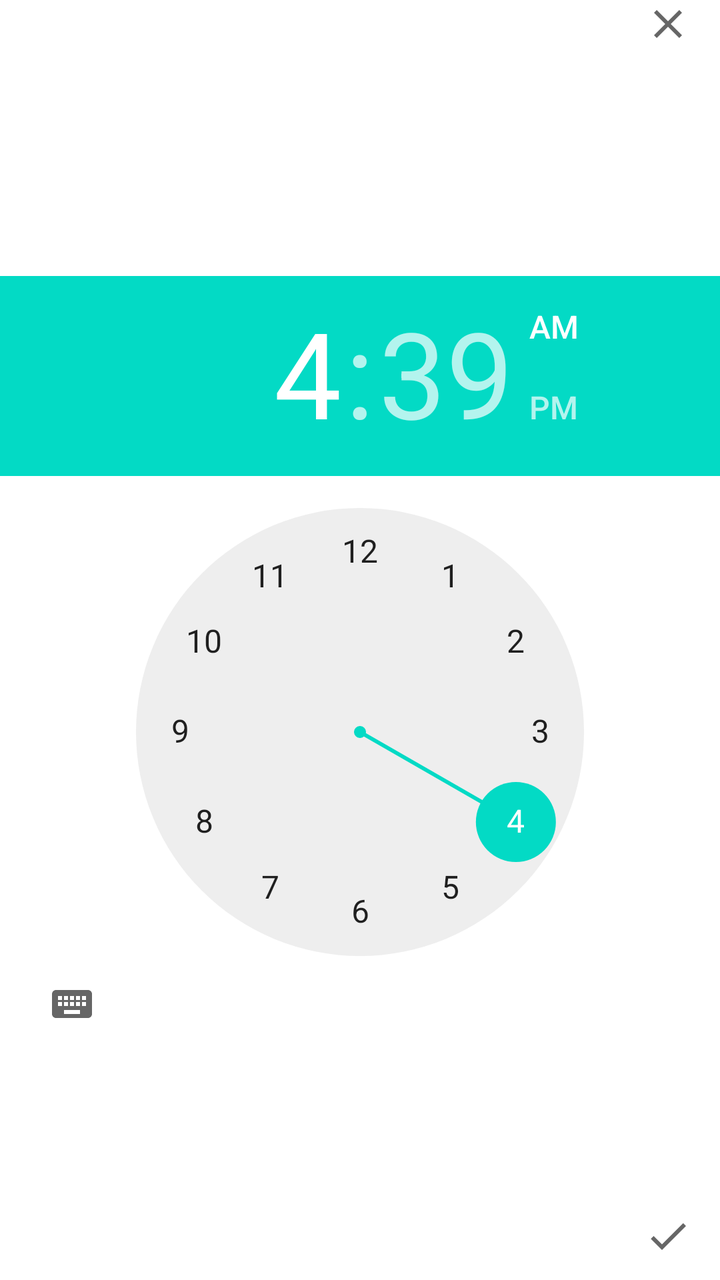
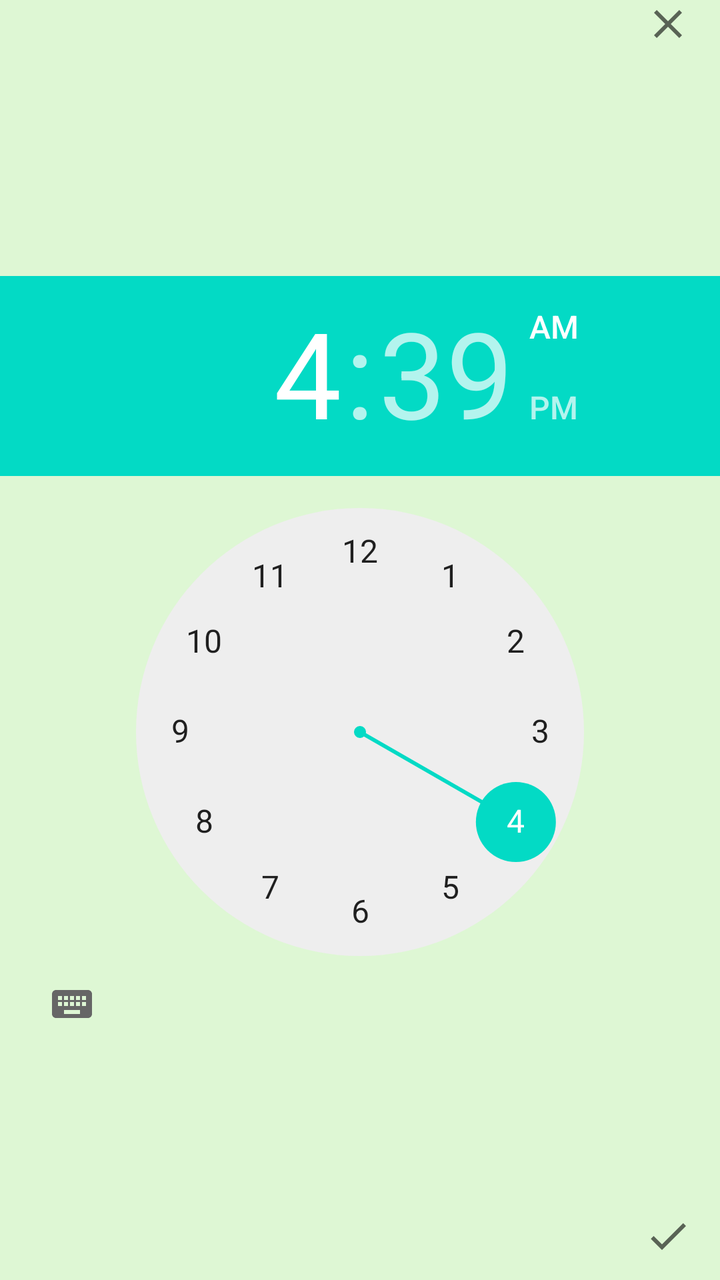

Two renders of the same Android screen: before a commit and after it. Below are the layout's source before the change and the commit's diff.
<!-- AndroidManifest.xml: application theme Theme.Silva -->
<!-- res/layout/activity_pop_up_setrectime.xml -->
<?xml version="1.0" encoding="utf-8"?>
<androidx.constraintlayout.widget.ConstraintLayout xmlns:android="http://schemas.android.com/apk/res/android"
    xmlns:app="http://schemas.android.com/apk/res-auto"
    xmlns:tools="http://schemas.android.com/tools"
    android:layout_width="match_parent"
    android:layout_height="wrap_content"
    android:layout_marginTop="10dp"
    android:background="@color/cardview_light_background"
    tools:context=".Pop_up_setrectimeActivity">


    <TimePicker
        android:id="@+id/time_picker"
        android:layout_width="wrap_content"
        android:layout_height="wrap_content"
        app:layout_constraintTop_toBottomOf="@id/close_popup"
        app:layout_constraintStart_toStartOf="parent"
        app:layout_constraintEnd_toEndOf="parent"
        app:layout_constraintBottom_toBottomOf="parent"/>

    <ImageView
        android:id="@+id/close_popup"
        android:layout_width="wrap_content"
        android:layout_height="wrap_content"
        android:src="@drawable/closeimg"
        app:layout_constraintEnd_toEndOf="parent"
        app:layout_constraintHorizontal_bias="0.958"
        app:layout_constraintStart_toStartOf="parent"
        app:layout_constraintTop_toTopOf="parent" />

    <ImageView
        android:layout_width="wrap_content"
        android:layout_height="wrap_content"
        android:src="@drawable/checkimg"
        app:layout_constraintEnd_toEndOf="@id/close_popup"
        app:layout_constraintBottom_toBottomOf="parent"
        app:layout_constraintStart_toStartOf="@id/close_popup"
        android:layout_marginBottom="10dp" />

</androidx.constraintlayout.widget.ConstraintLayout>
<!-- resources referenced by this layout -->
<resources>
  <!-- drawable checkimg (drawable) -->
  <vector xmlns:android="http://schemas.android.com/apk/res/android"
      android:width="24dp"
      android:height="24dp"
      android:viewportWidth="24"
      android:viewportHeight="24"
      android:tint="?attr/colorControlNormal">
    <path
        android:fillColor="@android:color/white"
        android:pathData="M9,16.17L4.83,12l-1.42,1.41L9,19 21,7l-1.41,-1.41z"/>
  </vector>
  <!-- drawable closeimg (drawable) -->
  <vector xmlns:android="http://schemas.android.com/apk/res/android"
      android:width="24dp"
      android:height="24dp"
      android:viewportWidth="24"
      android:viewportHeight="24"
      android:tint="?attr/colorControlNormal">
    <path
        android:fillColor="@android:color/white"
        android:pathData="M19,6.41L17.59,5 12,10.59 6.41,5 5,6.41 10.59,12 5,17.59 6.41,19 12,13.41 17.59,19 19,17.59 13.41,12z"/>
  </vector>
  <style name="Theme.Silva" parent="Theme.MaterialComponents.DayNight.DarkActionBar">
          
          <item name="colorPrimary">#009060</item>
          <item name="colorPrimaryVariant">@color/purple_700</item>
          <item name="colorOnPrimary">@color/black</item>
          
          <item name="colorSecondary">@color/teal_200</item>
          <item name="colorSecondaryVariant">@color/teal_700</item>
          <item name="colorOnSecondary">@color/black</item>
          
          <item name="android:statusBarColor" tools:targetApi="l">?attr/colorPrimaryVariant</item>
          
      </style>
  <color name="purple_700">#FF3700B3</color>
  <color name="black">#FF000000</color>
  <color name="teal_200">#FF03DAC5</color>
  <color name="teal_700">#FF018786</color>
</resources>

<!-- the commit's change to res/layout/activity_pop_up_setrectime.xml (unified diff, before → after) -->
@@ -5,7 +5,7 @@
     android:layout_width="match_parent"
     android:layout_height="wrap_content"
     android:layout_marginTop="10dp"
-    android:background="@color/cardview_light_background"
+    android:background="#DEF7D4"
     tools:context=".Pop_up_setrectimeActivity">
 
 
<!-- resource entries referenced after the edit -->
@@ -25,7 +25,7 @@
   <style name="Theme.Silva" parent="Theme.MaterialComponents.DayNight.DarkActionBar">
           
           <item name="colorPrimary">#009060</item>
-          <item name="colorPrimaryVariant">@color/purple_700</item>
+          <item name="colorPrimaryVariant">#009060</item>
           <item name="colorOnPrimary">@color/black</item>
           
           <item name="colorSecondary">@color/teal_200</item>
@@ -35,7 +35,6 @@
           <item name="android:statusBarColor" tools:targetApi="l">?attr/colorPrimaryVariant</item>
           
       </style>
-  <color name="purple_700">#FF3700B3</color>
   <color name="black">#FF000000</color>
   <color name="teal_200">#FF03DAC5</color>
   <color name="teal_700">#FF018786</color>
